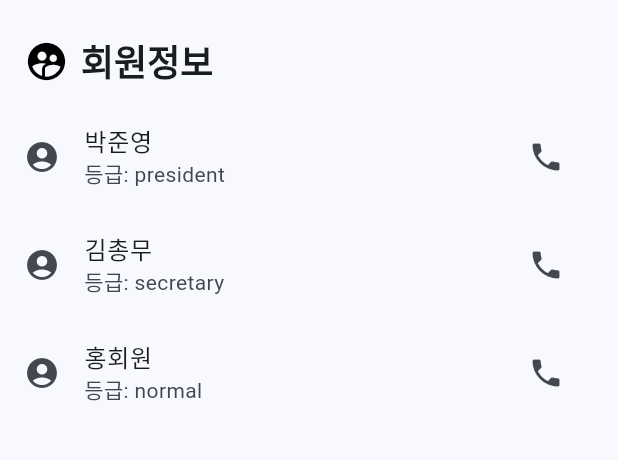
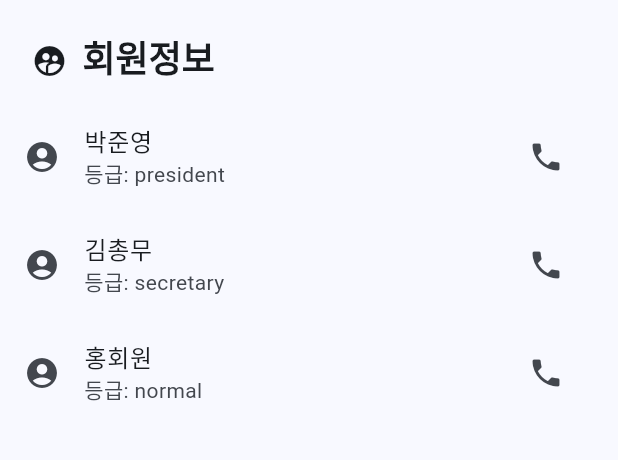
Before and after one commit to jaywapp/be-my-colleague, a Flutter app: the screen it shows after launch, item 2 of the bottom bar chosen, on a phone screen of 412 x 824 dp, the part 65-525 px from its top. Run offline on Flutter 3.47's test engine with Material 3 defaults, Android fonts, the phone set to English and light mode, and no system bars; missing offline and left inert: dart:ffi, flutter_naver_map.

Commit message:
header style 적용

```diff
--- a/be_my_colleague/lib/members_screen.dart
+++ b/be_my_colleague/lib/members_screen.dart
@@ -28,17 +28,7 @@ class MembersScreenState extends State<MembersScreen> {
 
     return Scaffold(
       appBar: AppBar(
-        title: Row(
-          children: [
-            Icon(
-              Icons.supervised_user_circle_sharp,
-              size: 30, // 아이콘 크기 조정
-              color: Colors.black, // 아이콘 색상
-            ),
-            SizedBox(width: 8), // 아이콘과 텍스트 사이의 간격
-            Text('회원정보', style: Styles.HeaderStyle,),
-          ],
-        ),
+        title: Styles.CreateHeader(Icons.supervised_user_circle_sharp, '회원정보'),
       ),
       body: ListView.builder(
         itemCount: members.length,
```
